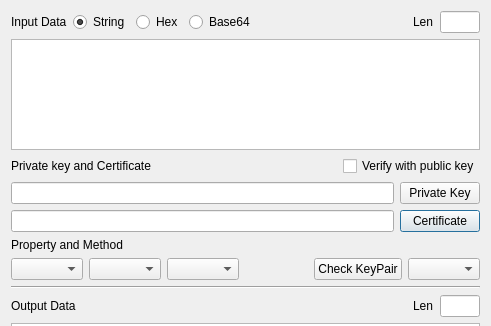
This is BerEditor/sign_verify_dlg.ui in jykim74/BerEditor as Qt 5 draws it before an edit; both pictures show x 0 to 491 and y 0 to 326 of the 491 by 503 pixel window. The edited form follows.
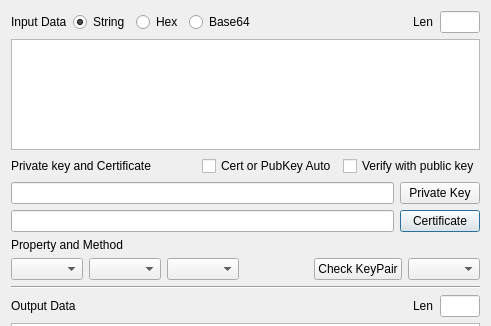
This is the edited form.

Diff of the .ui file:
```diff
--- a/BerEditor/sign_verify_dlg.ui
+++ b/BerEditor/sign_verify_dlg.ui
@@ -259,7 +259,7 @@
      <property name="topMargin">
       <number>0</number>
      </property>
-     <item row="0" column="2">
+     <item row="0" column="3">
       <widget class="QCheckBox" name="mPubKeyVerifyCheck">
        <property name="text">
         <string>Verify with public key</string>
@@ -286,6 +286,13 @@
        </property>
       </spacer>
      </item>
+     <item row="0" column="2">
+      <widget class="QCheckBox" name="mAutoCertPubKeyCheck">
+       <property name="text">
+        <string>Cert or PubKey Auto</string>
+       </property>
+      </widget>
+     </item>
     </layout>
    </item>
    <item row="10" column="0" colspan="6">
```
